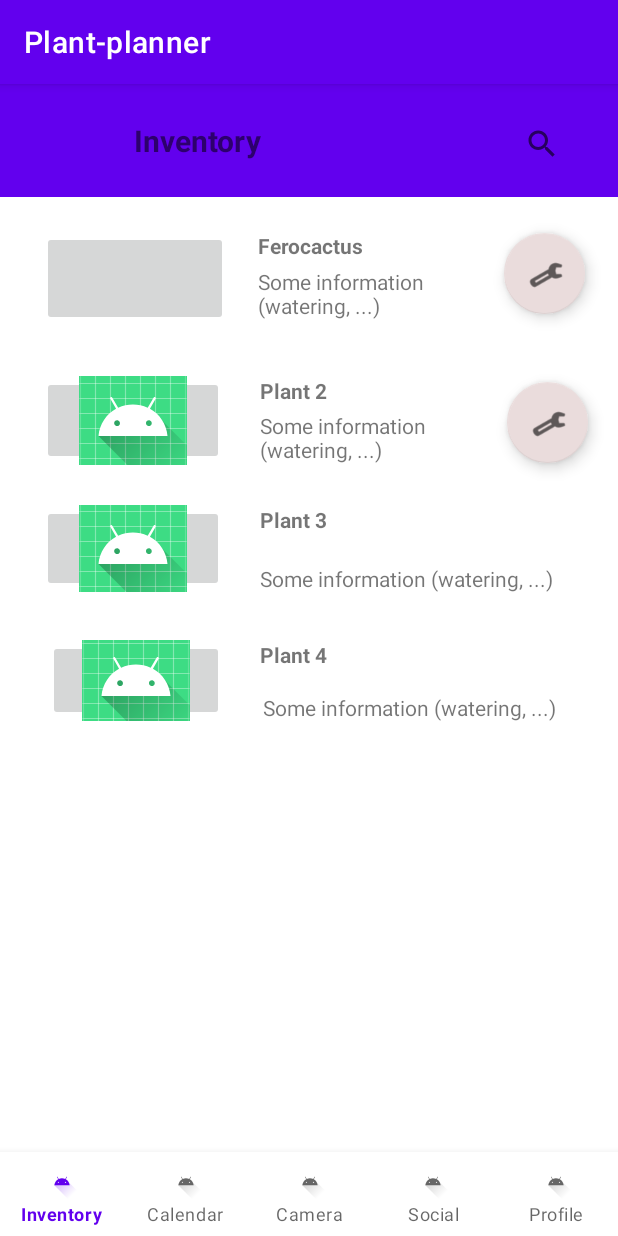
After one commit to anton-gendra/plant-planner, an Android app: the Inventory screen opened directly, with no data from a screen before it, on a phone screen of 412 x 824 dp. The commit adds this screen. Run offline under Robolectric (Android 15) with nearby library versions, the phone set to English and light mode, and no system bars.

Commit message:
Xml mockups descriptions and screenshots

```diff
--- a/app/build.gradle
+++ b/app/build.gradle
@@ -38,6 +38,7 @@ dependencies {
     implementation 'androidx.appcompat:appcompat:1.6.1'
     implementation 'com.google.android.material:material:1.8.0'
     implementation 'androidx.constraintlayout:constraintlayout:2.1.4'
+    implementation 'com.google.android.gms:play-services-maps:18.1.0'
     testImplementation 'junit:junit:4.13.2'
     androidTestImplementation 'androidx.test.ext:junit:1.1.5'
     androidTestImplementation 'androidx.test.espresso:espresso-core:3.5.1'
--- /dev/null
+++ b/app/src/main/java/com/apm/plant_planner/Inventory.kt
@@ -0,0 +1,11 @@
+package com.apm.plant_planner
+
+import androidx.appcompat.app.AppCompatActivity
+import android.os.Bundle
+
+class Inventory : AppCompatActivity() {
+    override fun onCreate(savedInstanceState: Bundle?) {
+        super.onCreate(savedInstanceState)
+        setContentView(R.layout.activity_inventory)
+    }
+}
--- /dev/null
+++ b/app/src/main/res/layout/activity_inventory.xml
@@ -0,0 +1,283 @@
+<?xml version="1.0" encoding="utf-8"?>
+
+
+<androidx.constraintlayout.widget.ConstraintLayout xmlns:android="http://schemas.android.com/apk/res/android"
+xmlns:app="http://schemas.android.com/apk/res-auto"
+xmlns:tools="http://schemas.android.com/tools"
+android:layout_width="match_parent"
+android:layout_height="match_parent"
+tools:context=".Inventory">
+
+    <androidx.constraintlayout.widget.ConstraintLayout
+    android:id="@+id/card_view3"
+    android:layout_width="408dp"
+    android:layout_height="90dp"
+    android:layout_gravity="center"
+    app:cardCornerRadius="4dp"
+    app:layout_constraintEnd_toEndOf="parent"
+    app:layout_constraintHorizontal_bias="0.0"
+    app:layout_constraintStart_toStartOf="parent"
+    app:layout_constraintTop_toBottomOf="@+id/card_view">
+
+        <TextView
+            android:id="@+id/textView7"
+            android:layout_width="151dp"
+            android:layout_height="35dp"
+            android:layout_marginStart="24dp"
+            android:layout_marginLeft="24dp"
+            android:layout_marginTop="4dp"
+            android:text="Some information (watering, ...)"
+            app:layout_constraintStart_toEndOf="@+id/imageButton7"
+            app:layout_constraintTop_toBottomOf="@+id/textView3" />
+
+        <TextView
+            android:id="@+id/textView3"
+            android:layout_width="wrap_content"
+            android:layout_height="wrap_content"
+            android:layout_marginStart="24dp"
+            android:layout_marginLeft="24dp"
+            android:text="Plant 2"
+            android:textStyle="bold"
+            app:layout_constraintStart_toEndOf="@+id/imageButton7"
+            app:layout_constraintTop_toTopOf="@+id/imageButton7" />
+
+        <ImageButton
+            android:id="@+id/imageButton7"
+            android:layout_width="121dp"
+            android:layout_height="59dp"
+            android:layout_marginStart="28dp"
+            android:layout_marginLeft="28dp"
+            android:layout_marginTop="20dp"
+            android:contentDescription="Plant 2"
+            app:layout_constraintStart_toStartOf="parent"
+            app:layout_constraintTop_toTopOf="parent"
+            app:srcCompat="@mipmap/ic_launcher" />
+
+        <com.google.android.material.floatingactionbutton.FloatingActionButton
+            android:id="@+id/floatingActionButton5"
+            android:layout_width="54dp"
+            android:layout_height="59dp"
+            android:layout_marginTop="24dp"
+            android:layout_marginEnd="16dp"
+            android:layout_marginRight="16dp"
+            android:clickable="true"
+            app:backgroundTint="#EADCDC"
+            android:contentDescription="Plant 2 setup"
+            app:layout_constraintEnd_toEndOf="parent"
+            app:layout_constraintTop_toTopOf="parent"
+            app:srcCompat="@android:drawable/ic_menu_preferences" />
+    </androidx.constraintlayout.widget.ConstraintLayout>
+
+<androidx.constraintlayout.widget.ConstraintLayout
+    android:id="@+id/card_view2"
+    android:layout_width="408dp"
+    android:layout_height="90dp"
+    android:layout_gravity="center"
+    app:cardCornerRadius="4dp"
+    app:layout_constraintEnd_toEndOf="parent"
+    app:layout_constraintHorizontal_bias="1.0"
+    app:layout_constraintStart_toStartOf="parent"
+    app:layout_constraintTop_toBottomOf="@+id/card_view4">
+
+    <ImageButton
+        android:id="@+id/imageButton3"
+        android:layout_width="117dp"
+        android:layout_height="54dp"
+        android:layout_marginStart="28dp"
+        android:layout_marginLeft="28dp"
+        android:layout_marginTop="16dp"
+        android:contentDescription="Plant 4 image"
+        app:layout_constraintStart_toStartOf="parent"
+        app:layout_constraintTop_toTopOf="parent"
+        app:srcCompat="@mipmap/ic_launcher"
+        tools:layout_conversion_absoluteHeight="58dp"
+        tools:layout_conversion_absoluteWidth="121dp" />
+
+    <TextView
+        android:id="@+id/textView5"
+        android:layout_width="wrap_content"
+        android:layout_height="wrap_content"
+        android:layout_marginStart="24dp"
+        android:layout_marginLeft="24dp"
+        android:layout_marginTop="16dp"
+        android:text="Plant 4"
+        android:textStyle="bold"
+        app:layout_constraintStart_toEndOf="@+id/imageButton3"
+        app:layout_constraintTop_toTopOf="parent"
+        tools:layout_conversion_absoluteHeight="19dp"
+        tools:layout_conversion_absoluteWidth="58dp" />
+
+    <TextView
+        android:id="@+id/textView9"
+        android:layout_width="wrap_content"
+        android:layout_height="wrap_content"
+        android:layout_marginStart="26dp"
+        android:layout_marginLeft="26dp"
+        android:layout_marginTop="16dp"
+        android:text="Some information (watering, ...)"
+        app:layout_constraintStart_toEndOf="@+id/imageButton3"
+        app:layout_constraintTop_toBottomOf="@+id/textView5"
+        tools:layout_conversion_absoluteHeight="19dp"
+        tools:layout_conversion_absoluteWidth="58dp" />
+</androidx.constraintlayout.widget.ConstraintLayout>
+
+    <androidx.constraintlayout.widget.ConstraintLayout
+        android:id="@+id/card_view"
+        android:layout_width="406dp"
+        android:layout_height="91dp"
+        android:layout_gravity="center"
+        android:layout_marginTop="8dp"
+        app:cardCornerRadius="4dp"
+        app:layout_constraintEnd_toEndOf="parent"
+        app:layout_constraintHorizontal_bias="0.0"
+        app:layout_constraintStart_toStartOf="parent"
+        app:layout_constraintTop_toBottomOf="@+id/toolbar">
+
+        <ImageButton
+            android:id="@+id/imageButton"
+            android:layout_width="124dp"
+            android:layout_height="63dp"
+            android:layout_marginStart="28dp"
+            android:layout_marginLeft="28dp"
+            android:contentDescription="Ferocactus plant"
+            app:layout_constraintBottom_toBottomOf="parent"
+            app:layout_constraintStart_toStartOf="parent"
+            app:layout_constraintTop_toTopOf="parent"
+            app:layout_constraintVertical_bias="0.52"
+            tools:srcCompat="@tools:sample/backgrounds/scenic" />
+
+        <TextView
+            android:id="@+id/textView2"
+            android:layout_width="wrap_content"
+            android:layout_height="wrap_content"
+            android:layout_marginStart="20dp"
+            android:layout_marginLeft="20dp"
+            android:text="Ferocactus"
+            android:textStyle="bold"
+            app:layout_constraintStart_toEndOf="@+id/imageButton"
+            app:layout_constraintTop_toTopOf="@+id/imageButton" />
+
+        <TextView
+            android:id="@+id/textView6"
+            android:layout_width="139dp"
+            android:layout_height="38dp"
+            android:layout_marginStart="20dp"
+            android:layout_marginLeft="20dp"
+            android:layout_marginTop="24dp"
+            android:text="Some information (watering, ...)"
+            app:layout_constraintStart_toEndOf="@+id/imageButton"
+            app:layout_constraintTop_toTopOf="@+id/textView2" />
+
+        <com.google.android.material.floatingactionbutton.FloatingActionButton
+            android:id="@+id/floatingActionButton4"
+            android:layout_width="54dp"
+            android:layout_height="59dp"
+            android:layout_marginTop="16dp"
+            android:layout_marginEnd="16dp"
+            android:layout_marginRight="16dp"
+            android:clickable="true"
+            app:backgroundTint="#EADCDC"
+            android:contentDescription="Ferocactus setup"
+            app:layout_constraintEnd_toEndOf="parent"
+            app:layout_constraintTop_toTopOf="parent"
+            app:srcCompat="@android:drawable/ic_menu_preferences" />
+
+    </androidx.constraintlayout.widget.ConstraintLayout>
+
+    <com.google.android.material.bottomnavigation.BottomNavigationView
+    android:id="@+id/bottom_navigation"
+    android:layout_width="match_parent"
+    android:layout_height="wrap_content"
+    app:labelVisibilityMode="labeled"
+    app:layout_constraintBottom_toBottomOf="parent"
+    app:layout_constraintStart_toStartOf="parent"
+    app:menu="@menu/bottom_navigation_menu" />
+
+<androidx.constraintlayout.widget.ConstraintLayout
+    android:id="@+id/card_view4"
+    android:layout_width="408dp"
+    android:layout_height="90dp"
+    android:layout_gravity="center"
+    app:cardCornerRadius="4dp"
+    app:layout_constraintEnd_toEndOf="parent"
+    app:layout_constraintHorizontal_bias="0.0"
+    app:layout_constraintStart_toStartOf="parent"
+    app:layout_constraintTop_toBottomOf="@+id/card_view3">
+
+    <ImageButton
+        android:id="@+id/imageButton2"
+        android:layout_width="121dp"
+        android:layout_height="58dp"
+        android:layout_marginStart="28dp"
+        android:layout_marginLeft="28dp"
+        android:layout_marginTop="16dp"
+        app:layout_constraintStart_toStartOf="parent"
+        app:layout_constraintTop_toTopOf="parent"
+        app:srcCompat="@mipmap/ic_launcher"
+        tools:layout_conversion_absoluteHeight="55dp"
+        tools:layout_conversion_absoluteWidth="122dp"
+        android:contentDescription="Plant 3 image" />
+
+    <TextView
+        android:id="@+id/textView4"
+        android:layout_width="wrap_content"
+        android:layout_height="wrap_content"
+        android:layout_marginStart="24dp"
+        android:layout_marginLeft="24dp"
+        android:layout_marginTop="16dp"
+        android:text="Plant 3"
+        android:textStyle="bold"
+        app:layout_constraintStart_toEndOf="@+id/imageButton2"
+        app:layout_constraintTop_toTopOf="parent"
+        tools:layout_conversion_absoluteHeight="19dp"
+        tools:layout_conversion_absoluteWidth="58dp" />
+
+    <TextView
+        android:id="@+id/textView8"
+        android:layout_width="wrap_content"
+        android:layout_height="wrap_content"
+        android:layout_marginStart="24dp"
+        android:layout_marginLeft="24dp"
+        android:layout_marginTop="20dp"
+        android:text="Some information (watering, ...)"
+        app:layout_constraintStart_toEndOf="@+id/imageButton2"
+        app:layout_constraintTop_toBottomOf="@+id/textView4" />
+</androidx.constraintlayout.widget.ConstraintLayout>
+
+    <androidx.appcompat.widget.Toolbar
+        android:id="@+id/toolbar"
+        android:layout_width="412dp"
+        android:layout_height="75dp"
+        android:background="?attr/colorPrimary"
+        android:minHeight="?attr/actionBarSize"
+        android:theme="?attr/actionBarTheme"
+        app:layout_constraintEnd_toEndOf="parent"
+        app:layout_constraintHorizontal_bias="1.0"
+        app:layout_constraintStart_toStartOf="parent"
+        app:layout_constraintTop_toTopOf="parent" />
+
+    <TextView
+        android:id="@+id/textView"
+        android:layout_width="99dp"
+        android:layout_height="35dp"
+        android:layout_marginTop="24dp"
+        android:text="Inventory"
+        android:textSize="20sp"
+        android:textStyle="bold"
+        app:layout_constraintEnd_toStartOf="@+id/searchView2"
+        app:layout_constraintHorizontal_bias="0.375"
+        app:layout_constraintStart_toStartOf="@+id/toolbar"
+        app:layout_constraintTop_toTopOf="parent" />
+
+    <SearchView
+        android:id="@+id/searchView2"
+        android:layout_width="55dp"
+        android:layout_height="31dp"
+        android:layout_marginTop="24dp"
+        app:layout_constraintEnd_toEndOf="parent"
+        app:layout_constraintHorizontal_bias="0.946"
+        app:layout_constraintStart_toStartOf="parent"
+        app:layout_constraintTop_toTopOf="parent" />
+
+
+</androidx.constraintlayout.widget.ConstraintLayout>
```
Also changed, not shown: app/src/main/AndroidManifest.xml (+9 -0 lines), app/src/main/java/com/apm/plant_planner/MapPicker.kt (added, +11 -0 lines), app/src/main/java/com/apm/plant_planner/PlantAtributtes.kt (added, +11 -0 lines), app/src/main/res/layout/activity_map_picker.xml (added, +121 -0 lines), app/src/main/res/layout/activity_plant_atributtes.xml (added, +220 -0 lines), app/src/main/res/layout/activity_search_plant.xml (+19 -10 lines), 4 other files.
